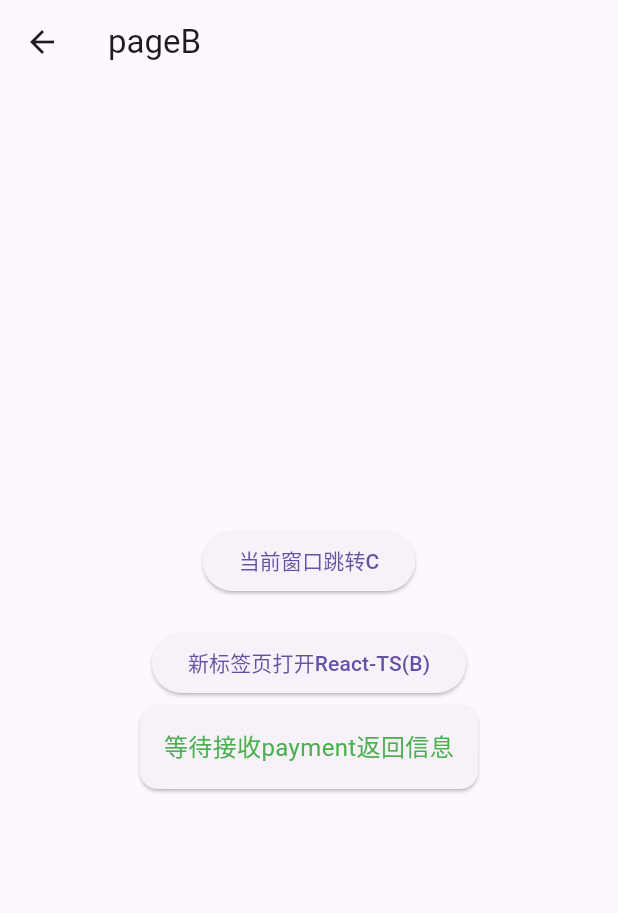
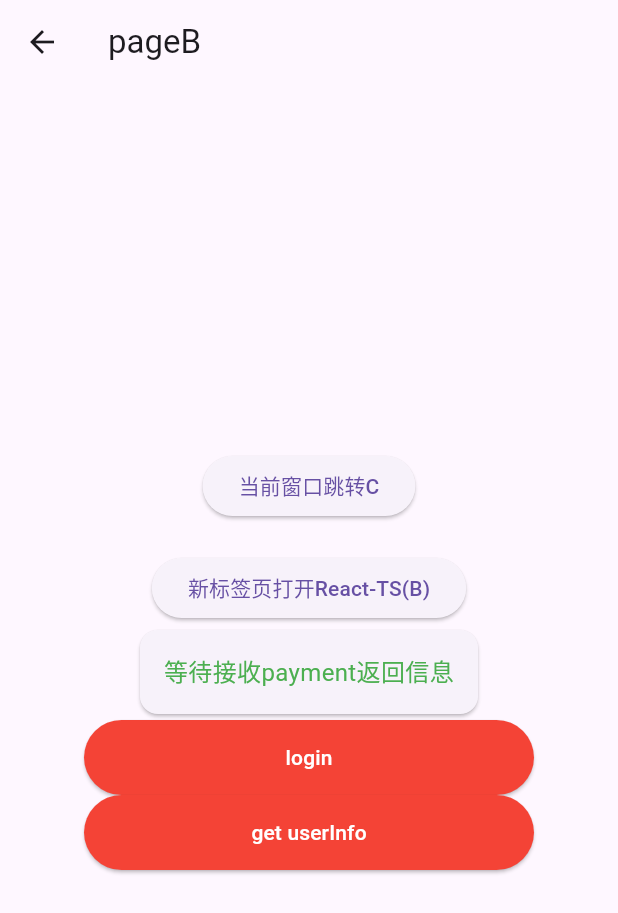
Before and after one commit to davisGeng/tequalit, a Flutter app: the WebPageSecond screen opened by its route, on a phone screen of 412 x 824 dp. Shown: the top 913 px of the screen. Run offline on Flutter 3.47's test engine with Material 3 defaults, Android fonts, the phone set to English and light mode, and no system bars; our stand-ins replace dio, get, shared_preferences; missing offline and left inert: dart:html, dart:js; accounts and stored records are empty; statements that could not run were skipped.

Commit message:
添加网络请求

```diff
--- a/value_add_web/lib/WebPageSecond.dart
+++ b/value_add_web/lib/WebPageSecond.dart
@@ -6,7 +6,8 @@ import 'dart:js' as js;
 import 'package:get/get_core/src/get_main.dart';
 import 'dart:html' as html;
 
-import 'package:url_launcher/url_launcher.dart'; // 监听message事件需要用到html包
+import 'package:url_launcher/url_launcher.dart';
+import 'package:value_add_web/api/user_api.dart'; // 监听message事件需要用到html包
 
 
 class WebPageSecond extends StatefulWidget {
@@ -109,21 +110,32 @@ class _webtoreatcts extends State<WebPageSecond> {
                 ),
               ),
             ),
-            // ElevatedButton(
-            //     onPressed: () async{
-            //       // Get.to(
-            //       //       () => LocalHtmlWebViewPage(),
-            //       // );
-            //       openWebViewPageWithLocalHtml(context, "pay", "local_html_demo.html");
-            //
-            //     },
-            //     child: const Text("load html"),
-            //     style: ElevatedButton.styleFrom(
-            //       minimumSize: const Size(300, 50),
-            //       backgroundColor: Colors.red,
-            //       foregroundColor: Colors.white,
-            //     )
-            // ),
+            ElevatedButton(
+                onPressed: () async{
+                final tokenMap = await  UserApi.login(username: "+8617665326531", password: "q123456",countryCode: "CN");
+                debugPrint("登录成功 token：${tokenMap}");
+
+                },
+                child: const Text("login"),
+                style: ElevatedButton.styleFrom(
+                  minimumSize: const Size(300, 50),
+                  backgroundColor: Colors.red,
+                  foregroundColor: Colors.white,
+                )
+            ),
+            ElevatedButton(
+                onPressed: () async{
+                  final info = await  UserApi.getUserInfo();
+                  debugPrint("info ：${info}");
+
+                },
+                child: const Text("get userInfo"),
+                style: ElevatedButton.styleFrom(
+                  minimumSize: const Size(300, 50),
+                  backgroundColor: Colors.red,
+                  foregroundColor: Colors.white,
+                )
+            ),
           ],
         ),
       ),
--- a/value_add_web/lib/api/value_add_api.dart
+++ b/value_add_web/lib/api/value_add_api.dart
@@ -29,7 +29,7 @@ class ValueAddApi {
 /// 页面中调用示例
 void _login() async {
   try {
-    var res = await ValueAddApi.login(username: "test", password: "123456");
+    var res = await ValueAddApi.login(username: "17665326531", password: "q123456");
     print("登录成功：$res");
     // 存储Token到本地
     // await SharedPreferences.getInstance().then((sp) => sp.setString("token", res["token"]));
--- a/value_add_web/lib/main.dart
+++ b/value_add_web/lib/main.dart
@@ -154,7 +154,7 @@
                   // );
 
                 },
-                child: const Text("跳转到React-TS项目C"),
+                child: const Text("跳转到page B"),
                   style: ElevatedButton.styleFrom(
                     minimumSize: const Size(300, 50),
                     backgroundColor: Colors.red,
```
Also changed, not shown: value_add_web/lib/api/user_api.dart (+20 -6 lines), value_add_web/lib/network/api_constants.dart (+5 -6 lines), value_add_web/lib/network/dio_http_util.dart (+59 -79 lines).
